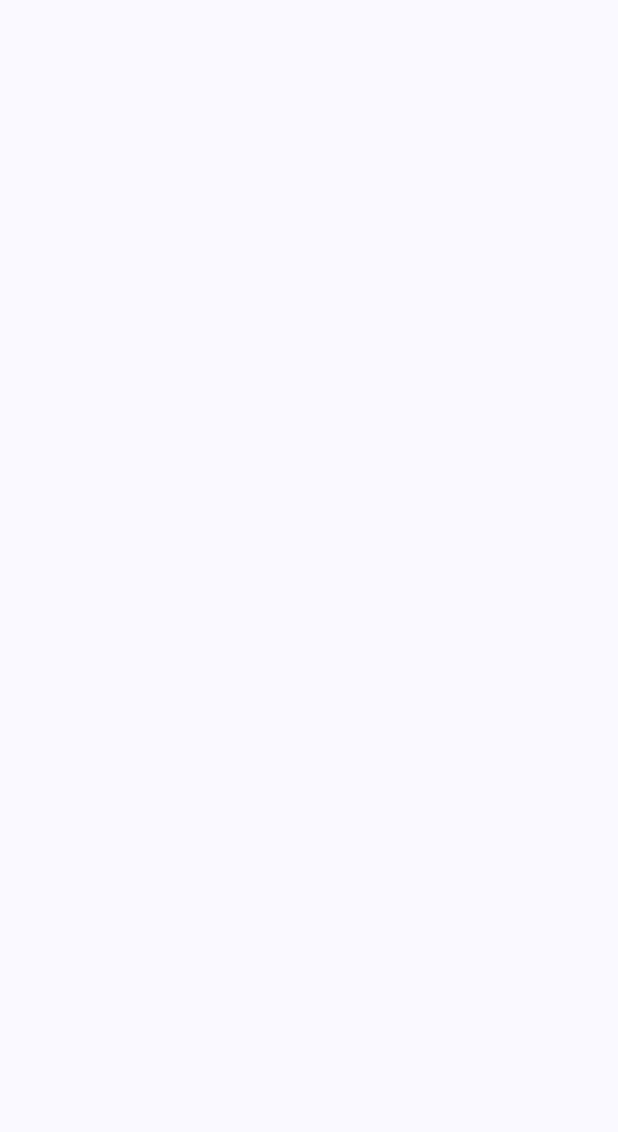
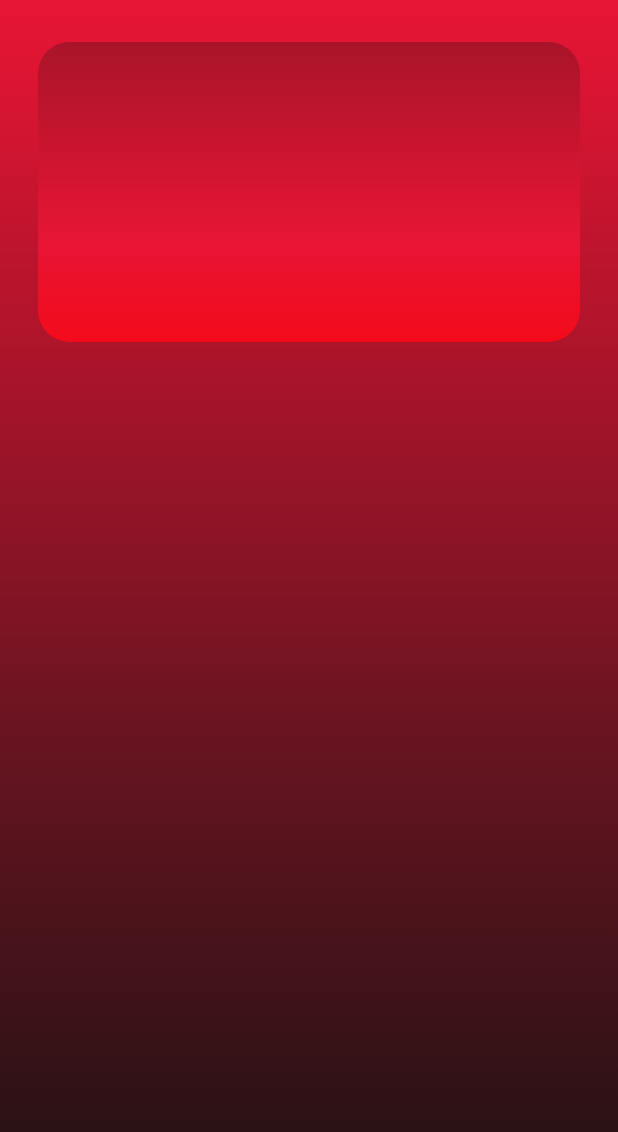
Before and after one commit to jaaaaaaaaasiel/MusicApp, an Android app built with Jetpack Compose: the screen it shows after launch (MainActivity), on a phone screen of 412 x 824 dp. Before the commit the part shown is empty. Shown: the top 1132 px of the screen. Run offline under Robolectric (Android 15) with nearby library versions, the phone set to English and light mode, and no system bars.

Commit message:
HomeScreen layout and begin of header

```diff
--- a/app/src/main/java/com/example/musicapp/screens/HomeScreen.kt
+++ b/app/src/main/java/com/example/musicapp/screens/HomeScreen.kt
@@ -1,23 +1,65 @@
 package com.example.musicapp.screens
 
+import androidx.compose.foundation.background
+import androidx.compose.foundation.layout.Box
 import androidx.compose.foundation.layout.Column
 import androidx.compose.foundation.layout.PaddingValues
 import androidx.compose.foundation.layout.fillMaxSize
+import androidx.compose.foundation.layout.fillMaxWidth
+import androidx.compose.foundation.layout.height
+import androidx.compose.foundation.layout.padding
+import androidx.compose.foundation.lazy.LazyColumn
+import androidx.compose.foundation.shape.RoundedCornerShape
 import androidx.compose.runtime.Composable
 import androidx.compose.ui.Modifier
+import androidx.compose.ui.draw.clip
+import androidx.compose.ui.draw.shadow
+import androidx.compose.ui.geometry.Offset
+import androidx.compose.ui.graphics.Brush
+import androidx.compose.ui.graphics.Color
+import androidx.compose.ui.graphics.DefaultShadowColor
 import androidx.compose.ui.tooling.preview.Preview
 import androidx.compose.ui.unit.dp
 import androidx.navigation.NavController
 import androidx.navigation.compose.rememberNavController
+import com.example.musicapp.ui.theme.BackDeg1
+import com.example.musicapp.ui.theme.BackDeg2
+import com.example.musicapp.ui.theme.BackDeg3
+import com.example.musicapp.ui.theme.BackDeg4
+import com.example.musicapp.ui.theme.BackDeg5
 import com.example.musicapp.ui.theme.MusicAppTheme
 
 @Composable
 fun HomeScreen(nav: NavController, padding: PaddingValues){
-    Column(modifier = Modifier
+    Box(modifier = Modifier
         .fillMaxSize()
+        .background(brush = Brush.linearGradient(listOf(BackDeg1, BackDeg2, BackDeg3, BackDeg4, BackDeg5),
+            start = Offset(0f, 0f),
+            end = Offset(0f, 1500f)
+        ))
+        .padding(top = 28.dp, start = 16.dp, end = 16.dp, bottom = 16.dp)
     ) {
+        LazyColumn(modifier = Modifier
+            .fillMaxSize()
+        ) {
+            item {
+                Column(modifier = Modifier
+                    .padding(horizontal = 9.dp)
+                    .fillMaxWidth()
+                    .height(200.dp)
+                    .clip(RoundedCornerShape(21.dp))
+                    .shadow(elevation = 4.dp)
+                    .background(Brush.linearGradient(listOf(BackDeg2, BackDeg1, Color.Red),
+                        start = Offset(0f, 0f),
+                        end = Offset(0f, 400f)))
+                ) {
 
+                }
+            }
+
+        }
     }
+
 }
 
 @Preview
--- a/app/src/main/java/com/example/musicapp/ui/theme/Color.kt
+++ b/app/src/main/java/com/example/musicapp/ui/theme/Color.kt
@@ -9,3 +9,9 @@ val Pink80 = Color(0xFFEFB8C8)
 val Purple40 = Color(0xFF6650a4)
 val PurpleGrey40 = Color(0xFF625b71)
 val Pink40 = Color(0xFF7D5260)
+
+val BackDeg1 = Color(0xFFE81535)
+val BackDeg2 = Color(0xFFA9142A)
+val BackDeg3 = Color(0xFF661420)
+val BackDeg4 = Color(0xFF2B1215)
+val BackDeg5 = Color(0xFF121212)
```
